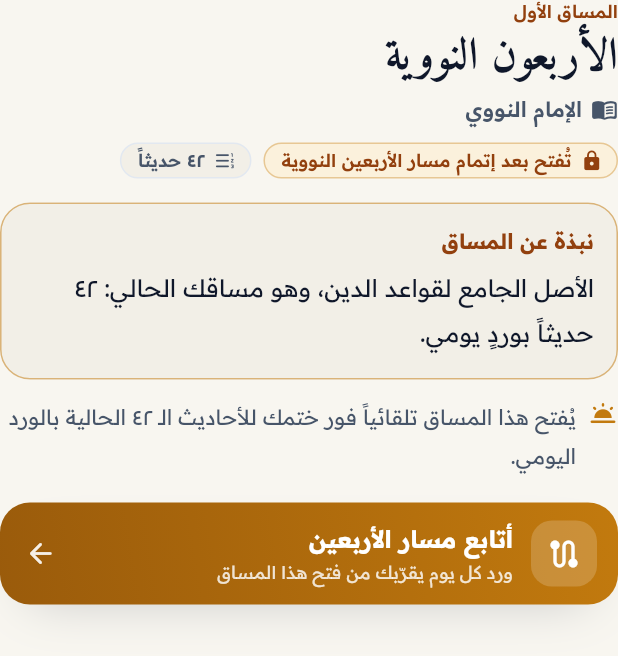
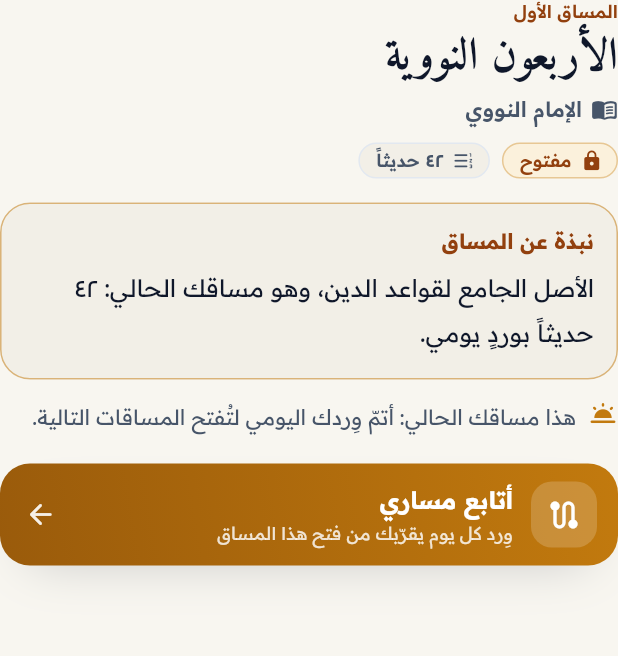
Before and after one commit to omar22273/hadith-platform, a Flutter app: the CoursePreviewSheet widget shown alone on an empty page, opened directly with sample values from the repository, on a phone screen of 412 x 824 dp. Shown: the top 656 px of the screen. Run offline on Flutter 3.47's test engine with Material 3 defaults, Android fonts, the phone set to English and light mode, and no system bars; our stand-ins replace flutter_local_notifications, flutter_riverpod, flutter_timezone, flutter_tts, just_audio, share_plus and 3 more; missing offline and left inert: file_selector; accounts and stored records are empty.

Commit message:
feat: per-course unlock conditions, editorial Mi'at al-Hady text, official icon source and generator config (v2.6.3+15)
Co-Authored-By: Claude Sonnet 5.5 <noreply@anthropic.com>
Claude-Session: https://claude.ai/code/session_01DugbrGVr5UZViRFXPhBoW3

```diff
--- a/lib/core/config/app_config.dart
+++ b/lib/core/config/app_config.dart
@@ -28,7 +28,7 @@ class AppConfig {
   );
 
   /// رقم الإصدار المعروض في الإعدادات، ويطابق version في pubspec.yaml.
-  static const String appVersion = '2.6.2';
+  static const String appVersion = '2.6.3';
 
   /// القالب التجريبي الافتراضي.
   static const String defaultAudioUrlTemplate =
--- a/lib/features/journey/domain/course_catalog.dart
+++ b/lib/features/journey/domain/course_catalog.dart
@@ -28,6 +28,8 @@ class CurriculumCourse {
     required this.order,
     required this.summary,
     required this.volumeLabel,
+    required this.unlockCondition,
+    required this.motivation,
   });
 
   /// المعرّف.
@@ -51,6 +53,12 @@ class CurriculumCourse {
   /// حجم المساق (عدد الأحاديث وباقاتها).
   final String volumeLabel;
 
+  /// شرط فتح المساق، يظهر على بطاقته وفي ورقة معاينته.
+  final String unlockCondition;
+
+  /// رسالة التحفيز في ورقة المعاينة.
+  final String motivation;
+
   /// هل هو مقفل.
   bool get locked => status == CourseStatus.locked;
 
@@ -66,13 +74,6 @@ abstract final class CourseCatalog {
   /// عدد أحاديث المساق الأول، وبإتمامها تُفتح المساقات اللاحقة.
   static const int foundationHadithCount = 42;
 
-  /// وسم القفل المعروض على كل مساق لاحق.
-  static const String lockedNote = 'تُفتح بعد إتمام مسار الأربعين النووية';
-
-  /// رسالة التحفيز في ورقة المعاينة.
-  static final String motivation =
-      'يُفتح هذا المساق تلقائياً فور ختمك للأحاديث الـ ${arabicDigits(foundationHadithCount)} الحالية بالورد اليومي.';
-
   /// المساقات بترتيبها المنهجي.
   static final List<CurriculumCourse> courses = <CurriculumCourse>[
     CurriculumCourse(
@@ -83,6 +84,8 @@ abstract final class CourseCatalog {
       order: 1,
       summary: 'الأصل الجامع لقواعد الدين، وهو مساقك الحالي: ${arabicDigits(foundationHadithCount)} حديثاً بوردٍ يومي.',
       volumeLabel: '${arabicDigits(foundationHadithCount)} حديثاً',
+      unlockCondition: 'مفتوح',
+      motivation: 'هذا مساقك الحالي: أتمّ وِردك اليومي لتُفتح المساقات التالية.',
     ),
     const CurriculumCourse(
       id: 'tatimmat_al_khamsin',
@@ -92,6 +95,8 @@ abstract final class CourseCatalog {
       order: 2,
       summary: 'ثمانية أحاديث جامعة ألحقها الحافظ ابن رجب بأحاديث النووي لتكتمل بها قواعد الدين خمسين حديثاً.',
       volumeLabel: '٨ أحاديث',
+      unlockCondition: 'تُفتح بعد إتمام مسار الأربعين النووية',
+      motivation: 'يُفتح هذا المساق تلقائياً فور ختمك للأحاديث الـ ٤٢ الحالية بالورد اليومي.',
     ),
     const CurriculumCourse(
       id: 'miat_al_hady',
@@ -99,9 +104,11 @@ abstract final class CourseCatalog {
       author: 'انتقاء منصة هَدْي',
       status: CourseStatus.locked,
       order: 3,
-      summary: 'مائة حديث منتقاة في عشر باقات، في كل باقة عشرة أحاديث تتنوع بين العقيدة والعبادة والأخلاق والفقه والأحاديث القدسية، '
-          'فتنتقل بين الفنون ولا يتسلل إليك الملل.',
+      summary: 'نخبة منتقاة من أصح ما ثبت عن النبي ﷺ وأوثقها إسناداً في دواوين السنة؛ مصوغة في عشر باقات حية تكسر الرتابة، '
+          'وتنتقل بالدارس بين معالم العقيدة، ومكارم الأخلاق، وفقه المعاملات، والرقائق، والسنن اليومية.',
       volumeLabel: '١٠٠ حديث في ١٠ باقات',
+      unlockCondition: 'تُفتح بعد إتمام مسار تتمة الخمسين الرجبية',
+      motivation: 'يُفتح هذا المساق تلقائياً فور ختمك لمساق «تتمة الخمسين الرجبية».',
     ),
     const CurriculumCourse(
       id: 'safwat_al_muttafaq_alayh',
@@ -111,6 +118,8 @@ abstract final class CourseCatalog {
       order: 4,
       summary: 'باقات عشرية مختارة من أصح ما اتفق عليه الشيخان: أحاديث رواها البخاري ومسلم معاً في صحيحيهما.',
       volumeLabel: 'باقات عشرية',
+      unlockCondition: 'تُفتح بعد إتمام مسار مائة الهَدْي',
+      motivation: 'يُفتح هذا المساق تلقائياً فور ختمك لمساق «مائة الهَدْي».',
     ),
   ];
 
--- a/lib/features/journey/presentation/widgets/course_cards.dart
+++ b/lib/features/journey/presentation/widgets/course_cards.dart
@@ -60,7 +60,7 @@ class _LockedCourseCard extends StatelessWidget {
       radius: AppShapes.radiusMedium,
       padding: const EdgeInsets.all(14),
       onTap: onTap,
-      semanticLabel: '${course.title}، ${CourseCatalog.lockedNote}. المس لمعاينة المساق',
+      semanticLabel: '${course.title}، ${course.unlockCondition}. المس لمعاينة المساق',
       child: Row(
         children: <Widget>[
           DecoratedBox(
@@ -88,7 +88,7 @@ class _LockedCourseCard extends StatelessWidget {
                 ),
                 const SizedBox(height: 4),
                 Text(
-                  CourseCatalog.lockedNote,
+                  course.unlockCondition,
                   style: text.labelMedium?.copyWith(color: palette.amberText, fontWeight: FontWeight.w600),
                 ),
               ],
--- a/lib/features/journey/presentation/widgets/course_preview_sheet.dart
+++ b/lib/features/journey/presentation/widgets/course_preview_sheet.dart
@@ -64,7 +64,7 @@ class CoursePreviewSheet extends StatelessWidget {
           children: <Widget>[
             SoftChip(
               key: const ValueKey<String>('course-lock-badge'),
-              label: CourseCatalog.lockedNote,
+              label: course.unlockCondition,
               icon: Icons.lock_rounded,
               background: palette.amberSoft,
               foreground: palette.amberText,
@@ -103,7 +103,7 @@ class CoursePreviewSheet extends StatelessWidget {
             const SizedBox(width: 8),
             Expanded(
               child: Text(
-                CourseCatalog.motivation,
+                course.motivation,
                 key: const ValueKey<String>('course-motivation'),
                 style: text.bodyMedium?.copyWith(color: palette.inkSoft, height: 1.85),
               ),
@@ -112,8 +112,8 @@ class CoursePreviewSheet extends StatelessWidget {
         ),
         const SizedBox(height: 18),
         WideActionButton(
-          label: 'أتابع مسار الأربعين',
-          subtitle: 'ورد كل يوم يقرّبك من فتح هذا المساق',
+          label: 'أتابع مساري',
+          subtitle: 'وِرد كل يوم يقرّبك من فتح هذا المساق',
           icon: Icons.route_rounded,
           onPressed: () => Navigator.of(context).maybePop(),
         ),
```
Also changed, not shown: pubspec.yaml (+12 -1 lines), assets/branding/app_icon.png (added), 5 other files.
